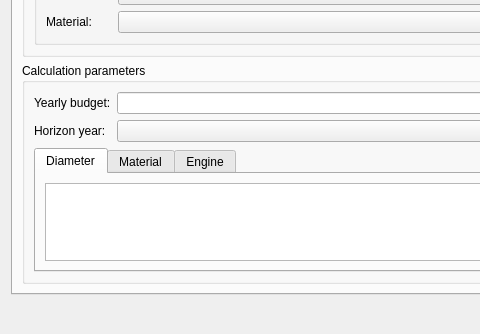
bgeo-gis/gw_assetmanage_plugin, file core/ui/toolbars/assetmanage/priority.ui: the form before one commit; both pictures show x 0 to 480 and y 247 to 581 of the 779 by 581 pixel window.
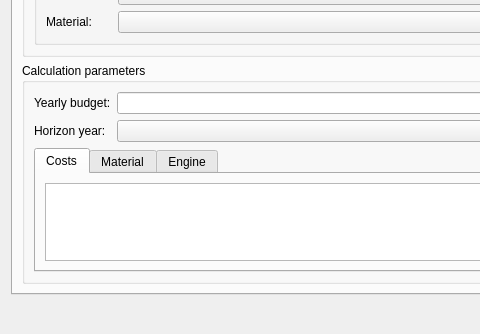
The form after the commit.

Commit message: Use QTableWidget instead of QTableView for Costs

```diff
--- a/core/ui/toolbars/assetmanage/priority.ui
+++ b/core/ui/toolbars/assetmanage/priority.ui
@@ -129,7 +129,7 @@
             </property>
             <widget class="QWidget" name="tab_diameter">
              <attribute name="title">
-              <string>Diameter</string>
+              <string>Costs</string>
              </attribute>
              <layout class="QGridLayout" name="gridLayout_2">
               <item row="0" column="0">
```
Left out of the diff: 6 changed lines with no effect on the pictures. The commit also changes 1 other file.
